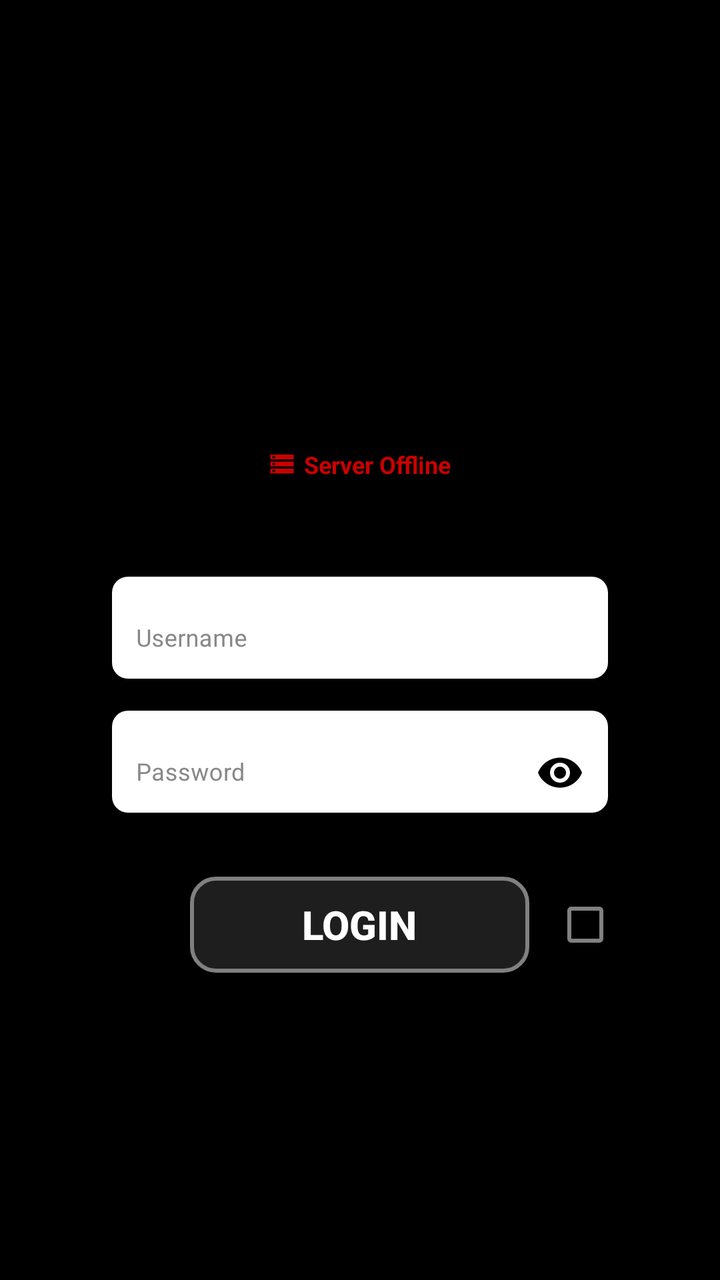
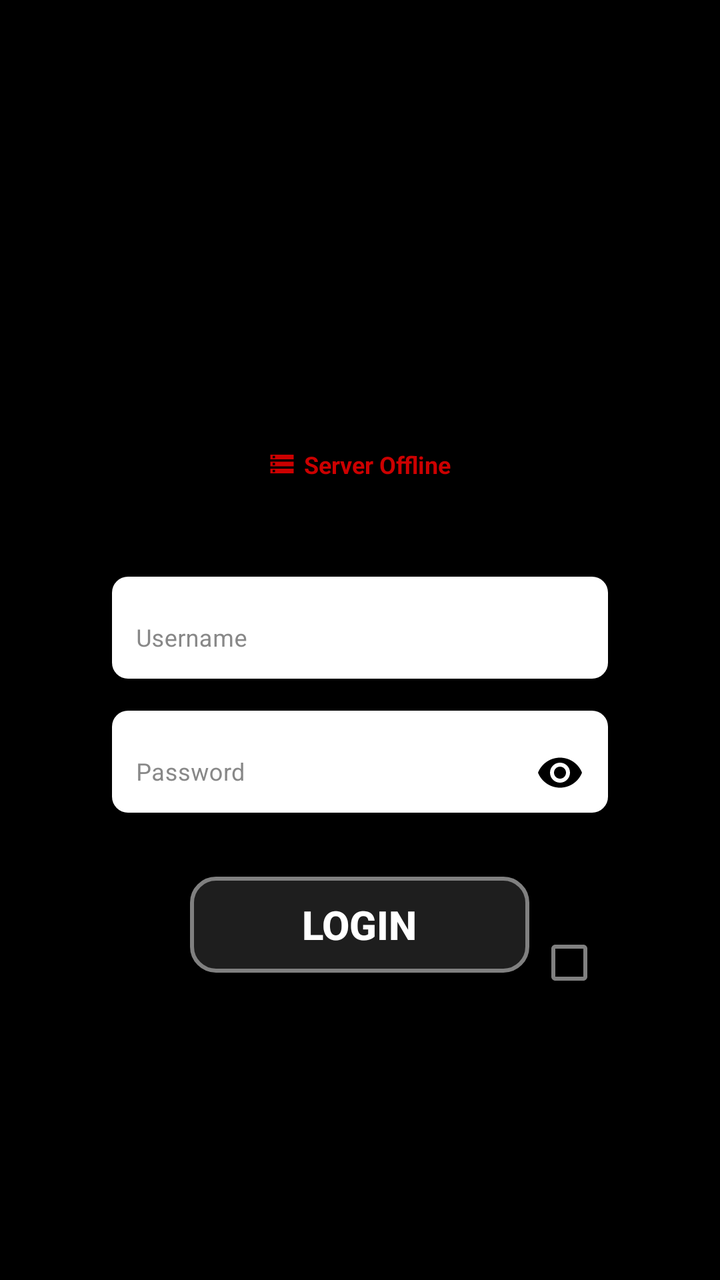

Screens rendered from an Android XML layout before and after an edit, with the pre-edit source and the edit as a unified diff.
<!-- AndroidManifest.xml: application theme Theme.TIK -->
<!-- res/layout/activity_login.xml -->
<?xml version="1.0" encoding="utf-8"?>
<LinearLayout xmlns:android="http://schemas.android.com/apk/res/android"
    xmlns:app="http://schemas.android.com/apk/res-auto"
    android:layout_width="match_parent"
    android:layout_height="match_parent"
    android:orientation="vertical"
    android:padding="@dimen/padding_large"
    android:gravity="center_horizontal"
    android:background="@android:color/black">

    <com.google.android.material.imageview.ShapeableImageView
        android:id="@+id/ivLogo"
        android:layout_width="@dimen/login_logo_size"
        android:layout_height="@dimen/login_logo_size"
        android:layout_marginTop="@dimen/margin_giant"
        android:src="@mipmap/ic_launcher"
        app:shapeAppearanceOverlay="@style/ShapeAppearance.Circle" />

    <LinearLayout
        android:layout_width="wrap_content"
        android:layout_height="wrap_content"
        android:orientation="horizontal"
        android:gravity="center_vertical"
        android:layout_marginTop="@dimen/login_server_status_margin_top">

        <ImageView
            android:id="@+id/ivServerStatus"
            android:layout_width="@dimen/login_server_status_icon_size"
            android:layout_height="@dimen/login_server_status_icon_size"
            android:src="@drawable/ic_server"
            android:layout_marginEnd="@dimen/login_server_status_margin_end"
            app:tint="@android:color/holo_red_dark" />

        <TextView
            android:id="@+id/tvConnectionStatus"
            android:layout_width="wrap_content"
            android:layout_height="wrap_content"
            android:text="Server Offline"
            android:textColor="@android:color/holo_red_dark"
            android:textSize="@dimen/login_server_status_text_size"
            android:textStyle="bold" />
    </LinearLayout>

    <com.google.android.material.textfield.TextInputLayout
        android:id="@+id/tilUsername"
        style="@style/Widget.MaterialComponents.TextInputLayout.OutlinedBox"
        android:layout_width="match_parent"
        android:layout_height="wrap_content"
        android:layout_marginTop="@dimen/margin_huge"
        android:layout_marginStart="@dimen/login_input_margin_horizontal"
        android:layout_marginEnd="@dimen/login_input_margin_horizontal"
        android:hint="Username"
        android:textStyle="bold"
        android:textColorHint="#888888"
        android:background="@drawable/white_input_background"
        app:hintTextColor="#888888"
        app:boxStrokeWidth="0dp"
        app:boxStrokeWidthFocused="0dp"
        app:boxBackgroundMode="none">

        <com.google.android.material.textfield.TextInputEditText
            android:id="@+id/etUsername"
            android:layout_width="match_parent"
            android:layout_height="@dimen/login_input_height"
            android:inputType="text"
            android:autofillHints="username"
            android:importantForAutofill="yes"
            android:textColor="@android:color/black"
            android:padding="@dimen/login_input_padding"
            android:textSize="@dimen/text_size_small"
            android:includeFontPadding="false"
            android:gravity="center_vertical" />
    </com.google.android.material.textfield.TextInputLayout>

    <com.google.android.material.textfield.TextInputLayout
        android:id="@+id/tilPassword"
        style="@style/Widget.MaterialComponents.TextInputLayout.OutlinedBox"
        android:layout_width="match_parent"
        android:layout_height="wrap_content"
        android:layout_marginTop="@dimen/margin_medium"
        android:layout_marginStart="@dimen/login_password_margin_horizontal"
        android:layout_marginEnd="@dimen/login_password_margin_horizontal"
        android:hint="Password"
        android:textStyle="bold"
        android:textColorHint="#888888"
        android:background="@drawable/white_input_background"
        app:hintTextColor="#888888"
        app:boxStrokeWidth="0dp"
        app:boxStrokeWidthFocused="0dp"
        app:passwordToggleEnabled="true"
        app:passwordToggleTint="@android:color/black"
        app:boxBackgroundMode="none">

        <com.google.android.material.textfield.TextInputEditText
            android:id="@+id/etPassword"
            android:layout_width="match_parent"
            android:layout_height="@dimen/login_input_height"
            android:inputType="textPassword"
            android:autofillHints="password"
            android:importantForAutofill="yes"
            android:textColor="@android:color/black"
            android:padding="@dimen/login_input_padding"
            android:textSize="@dimen/text_size_small"
            android:includeFontPadding="false"
            android:gravity="center_vertical" />
    </com.google.android.material.textfield.TextInputLayout>

    <RelativeLayout
        android:layout_width="match_parent"
        android:layout_height="wrap_content"
        android:layout_marginTop="@dimen/margin_xlarge">

        <androidx.appcompat.widget.AppCompatButton
            android:id="@+id/btnLogin"
            android:layout_width="wrap_content"
            android:layout_height="@dimen/login_btn_height"
            android:layout_centerHorizontal="true"
            android:text="LOGIN"
            android:textColor="@android:color/white"
            android:textSize="@dimen/text_login_button"
            android:textStyle="bold"
            android:background="@drawable/button_selector"
            android:paddingStart="@dimen/login_btn_padding_horizontal"
            android:paddingEnd="@dimen/login_btn_padding_horizontal"
            android:focusable="true"
            android:clickable="true" />

        <CheckBox
            android:id="@+id/cbRememberMe"
            android:layout_width="wrap_content"
            android:layout_height="wrap_content"
            android:layout_toEndOf="@id/btnLogin"
            android:layout_centerVertical="true"
            android:layout_marginStart="@dimen/login_remember_me_margin_start"
            android:buttonTint="#808080" />
    </RelativeLayout>

</LinearLayout>
<!-- resources referenced by this layout -->
<resources>
  <dimen name="login_btn_height">48dp</dimen>
  <dimen name="login_btn_padding_horizontal">56dp</dimen>
  <dimen name="login_input_height">40dp</dimen>
  <dimen name="login_input_margin_horizontal">32dp</dimen>
  <dimen name="login_input_padding">12dp</dimen>
  <dimen name="login_logo_size">140dp</dimen>
  <dimen name="login_password_margin_horizontal">32dp</dimen>
  <dimen name="login_remember_me_margin_start">16dp</dimen>
  <dimen name="login_server_status_icon_size">14dp</dimen>
  <dimen name="login_server_status_margin_end">4dp</dimen>
  <dimen name="login_server_status_margin_top">4dp</dimen>
  <dimen name="login_server_status_text_size">12sp</dimen>
  <dimen name="margin_giant">56dp</dimen>
  <dimen name="margin_huge">48dp</dimen>
  <dimen name="margin_medium">16dp</dimen>
  <dimen name="margin_xlarge">32dp</dimen>
  <dimen name="padding_large">24dp</dimen>
  <dimen name="text_login_button">20sp</dimen>
  <dimen name="text_size_small">12sp</dimen>
  <!-- drawable ic_server (drawable) -->
  <vector xmlns:android="http://schemas.android.com/apk/res/android"
      android:width="24dp"
      android:height="24dp"
      android:viewportWidth="24"
      android:viewportHeight="24">
      <path
          android:fillColor="#FFFFFF"
          android:pathData="M2,20h20v-4L2,16v4zM4,17h2v2L4,19v-2zM2,4v4h20L22,4L2,4zM6,7L4,7L4,5h2v2zM2,14h20v-4L2,10v4zM4,11h2v2L4,13v-2z" />
  </vector>
  <!-- drawable white_input_background (drawable) -->
  <?xml version="1.0" encoding="utf-8"?>
  <shape xmlns:android="http://schemas.android.com/apk/res/android">
      <solid android:color="@android:color/white" />
      <corners android:radius="8dp" />
  </shape>
  <!-- mipmap ic_launcher (mipmap-anydpi-v26) -->
  <?xml version="1.0" encoding="utf-8"?>
  <adaptive-icon xmlns:android="http://schemas.android.com/apk/res/android">
      <background android:drawable="@drawable/ic_launcher_background"/>
      <foreground android:drawable="@mipmap/ic_launcher_foreground"/>
      <monochrome android:drawable="@mipmap/ic_launcher_foreground"/>
  </adaptive-icon>
  <style name="ShapeAppearance.Circle" parent="">
          <item name="cornerFamily">rounded</item>
          <item name="cornerSize">50%</item>
      </style>
  <color name="black">#FF000000</color>
  <color name="white">#FFFFFFFF</color>
  <style name="CustomAlertDialog" parent="Theme.MaterialComponents.DayNight.Dialog.Alert">
          <item name="android:windowBackground">@drawable/frame_background</item>
          <item name="android:textColorPrimary">@color/white</item>
          <item name="colorAccent">@color/orange_accent</item>
          <item name="buttonBarPositiveButtonStyle">@style/AlertButtonStyle</item>
          <item name="buttonBarNegativeButtonStyle">@style/AlertButtonStyle</item>
  
          
          <item name="android:windowMinWidthMajor">@dimen/overlay_dialog_width</item>
          <item name="android:windowMinWidthMinor">@dimen/overlay_dialog_width</item>
      </style>
  <style name="WindowAnimation">
          <item name="android:activityOpenEnterAnimation">@anim/fade_in</item>
          <item name="android:activityOpenExitAnimation">@anim/fade_out</item>
          <item name="android:activityCloseEnterAnimation">@anim/fade_in</item>
          <item name="android:activityCloseExitAnimation">@anim/fade_out</item>
      </style>
  <!-- drawable frame_background (drawable) -->
  <?xml version="1.0" encoding="utf-8"?>
  <shape xmlns:android="http://schemas.android.com/apk/res/android">
      <solid android:color="#1E1E1E" />
      <stroke
          android:width="2dp"
          android:color="@color/orange_accent" />
      <corners android:radius="12dp" />
  </shape>
  <color name="orange_accent">#FF9800</color>
  <style name="AlertButtonStyle" parent="Widget.MaterialComponents.Button.TextButton">
          <item name="android:textColor">@color/orange_accent</item>
          <item name="android:textStyle">bold</item>
      </style>
  <dimen name="overlay_dialog_width">240dp</dimen>
  <!-- unchanged entries left out for length: 3 -->
</resources>

<!-- the commit's change to res/layout/activity_login.xml (unified diff, before → after) -->
@@ -132,6 +132,10 @@
             android:layout_toEndOf="@id/btnLogin"
             android:layout_centerVertical="true"
             android:layout_marginStart="@dimen/login_remember_me_margin_start"
+            android:text="@string/login_stay_signed_in"
+            android:contentDescription="@string/login_stay_signed_in"
+            android:textColor="@android:color/black"
+            android:textSize="@dimen/text_size_small"
             android:buttonTint="#808080" />
     </RelativeLayout>
 
<!-- resource entries referenced after the edit -->
@@ -42,6 +42,7 @@
       <foreground android:drawable="@mipmap/ic_launcher_foreground"/>
       <monochrome android:drawable="@mipmap/ic_launcher_foreground"/>
   </adaptive-icon>
+  <string name="login_stay_signed_in">Tetap masuk di perangkat ini</string>
   <style name="ShapeAppearance.Circle" parent="">
           <item name="cornerFamily">rounded</item>
           <item name="cornerSize">50%</item>
